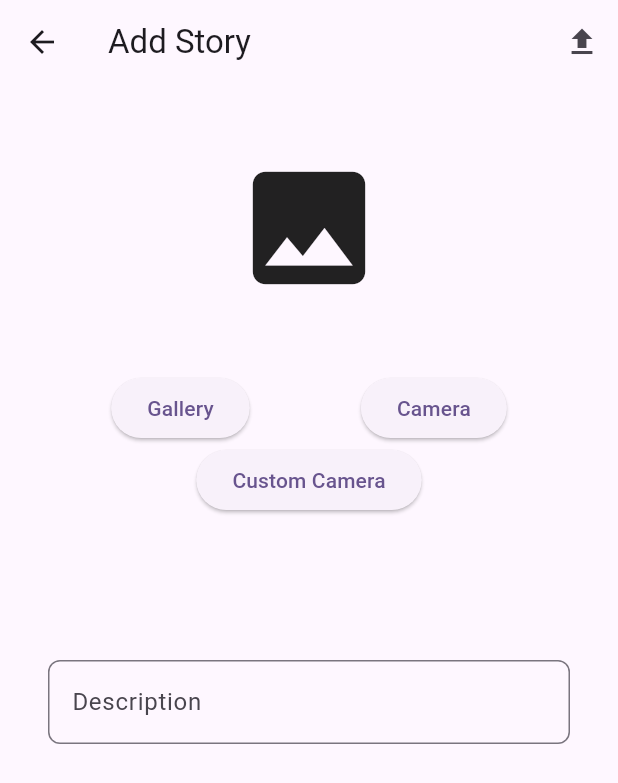
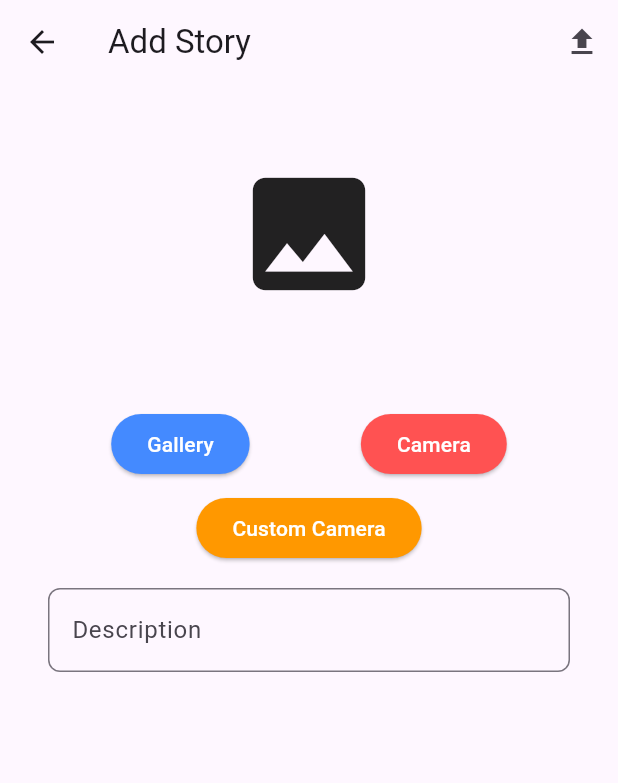
Before and after one commit to fahmiidris007/mobile_story_app, a Flutter app: the AddStoryPage screen opened by its route, on a phone screen of 412 x 824 dp. Shown: the top 783 px of the screen. Run offline on Flutter 3.47's test engine with Material 3 defaults, Android fonts, the phone set to English and light mode, and no system bars; our stand-ins replace camera, go_router, image_picker, shared_preferences; missing offline and left inert: app_settings; accounts and stored records are empty; generated files the repository leaves out were written again; network calls fail.

Commit message:
feat : improvement

```diff
--- a/lib/model/story/detail/story_detail.dart
+++ b/lib/model/story/detail/story_detail.dart
@@ -1,6 +1,7 @@
 import 'dart:convert';
 
-StoryDetail storyDetailFromJson(String str) => StoryDetail.fromJson(json.decode(str));
+StoryDetail storyDetailFromJson(String str) =>
+    StoryDetail.fromJson(json.decode(str));
 
 String storyDetailToJson(StoryDetail data) => json.encode(data.toJson());
 
--- a/lib/model/story/list/story_list.dart
+++ b/lib/model/story/list/story_list.dart
@@ -18,7 +18,8 @@ class StoryList {
   factory StoryList.fromJson(Map<String, dynamic> json) => StoryList(
         error: json["error"],
         message: json["message"],
-    listStory: List<ListStory>.from(json["listStory"].map((x) => ListStory.fromJson(x))),
+        listStory: List<ListStory>.from(
+            json["listStory"].map((x) => ListStory.fromJson(x))),
       );
 
   Map<String, dynamic> toJson() => {
--- a/lib/provider/story_detail_provider.dart
+++ b/lib/provider/story_detail_provider.dart
@@ -4,7 +4,7 @@ import 'package:mobile_story_app/model/story/detail/story_detail.dart';
 
 enum ResultState { loading, noData, hasData, error }
 
-class StoryDetailProvider extends ChangeNotifier{
+class StoryDetailProvider extends ChangeNotifier {
   late final ApiServices apiServices;
   final String id;
 
@@ -15,7 +15,9 @@ class StoryDetailProvider extends ChangeNotifier{
   String _message = '';
 
   String get message => _message;
+
   StoryDetail get result => _storyDetail;
+
   ResultState get state => _state;
 
   Future<dynamic> fetchStoryDetail(String id) async {
--- a/lib/provider/story_list_provider.dart
+++ b/lib/provider/story_list_provider.dart
@@ -4,10 +4,10 @@ import 'package:mobile_story_app/model/story/list/story_list.dart';
 
 enum ResultStateList { loading, noData, hasData, error }
 
-class StoryListProvider extends ChangeNotifier{
+class StoryListProvider extends ChangeNotifier {
   late final ApiServices apiServices;
 
-  StoryListProvider({required this.apiServices}){
+  StoryListProvider({required this.apiServices}) {
     fetchAllStory();
   }
 
@@ -16,7 +16,9 @@ class StoryListProvider extends ChangeNotifier{
   ResultStateList _state = ResultStateList.loading;
 
   String get message => _message;
+
   StoryList get result => _storyList;
+
   ResultStateList get state => _state;
 
   Future<dynamic> fetchAllStory() async {
--- a/lib/screen/home/home_page.dart
+++ b/lib/screen/home/home_page.dart
@@ -1,6 +1,6 @@
 import 'package:flutter/material.dart';
+import 'package:mobile_story_app/screen/Authentication/login/login_page.dart';
 import 'package:mobile_story_app/screen/story/list/list_page.dart';
-import 'package:mobile_story_app/screen/Authentication/login/login_page.dart';
 import 'package:mobile_story_app/utils/session_manager.dart';
 
 class HomePage extends StatelessWidget {
--- a/lib/screen/story/add/add_story_page.dart
+++ b/lib/screen/story/add/add_story_page.dart
@@ -7,7 +7,6 @@ import 'package:go_router/go_router.dart';
 import 'package:image_picker/image_picker.dart';
 import 'package:mobile_story_app/common.dart';
 import 'package:mobile_story_app/provider/add_story_provider.dart';
-import 'package:mobile_story_app/screen/home/home_page.dart';
 import 'package:mobile_story_app/screen/story/add/widget/camera_screen.dart';
 import 'package:provider/provider.dart';
 
@@ -40,11 +39,12 @@ class _AddStoryPageState extends State<AddStoryPage> {
         ],
       ),
       body: SafeArea(
+        child: SingleChildScrollView(
           child: Column(
             crossAxisAlignment: CrossAxisAlignment.stretch,
             children: [
-            Expanded(
-              flex: 1,
+              Container(
+                height: 200,
                 child: context.watch<AddStoryProvider>().imagePath == null
                     ? const Align(
                         alignment: Alignment.center,
@@ -55,9 +55,8 @@ class _AddStoryPageState extends State<AddStoryPage> {
                       )
                     : _showImage(),
               ),
-            Expanded(
-              flex: 1,
-              child: Column(
+              SizedBox(height: 16),
+              Column(
                 children: [
                   Row(
                     crossAxisAlignment: CrossAxisAlignment.center,
@@ -65,24 +64,41 @@ class _AddStoryPageState extends State<AddStoryPage> {
                     children: [
                       ElevatedButton(
                         onPressed: () => _onGalleryView(),
-                        child: Text(AppLocalizations.of(context)!.galleryButton),
+                        style: ElevatedButton.styleFrom(
+                          backgroundColor: Colors.blueAccent,
+                        ),
+                        child: Text(
+                          AppLocalizations.of(context)!.galleryButton,
+                          style: TextStyle(color: Colors.white),
+                        ),
                       ),
                       ElevatedButton(
                         onPressed: () => _onCameraView(),
-                        child: Text(AppLocalizations.of(context)!.cameraButton),
+                        style: ElevatedButton.styleFrom(
+                          backgroundColor: Colors.redAccent,
+                        ),
+                        child: Text(
+                          AppLocalizations.of(context)!.cameraButton,
+                          style: TextStyle(color: Colors.white),
+                        ),
                       ),
                     ],
                   ),
+                  SizedBox(height: 8),
                   ElevatedButton(
                     onPressed: () => _onCustomCameraView(),
-                    child: Text(AppLocalizations.of(context)!.customCameraButton),
+                    style: ElevatedButton.styleFrom(
+                      backgroundColor: Colors.orange,
+                    ),
+                    child: Text(
+                      AppLocalizations.of(context)!.customCameraButton,
+                      style: TextStyle(color: Colors.white),
+                    ),
                   ),
                 ],
               ),
-            ),
-            Expanded(
-              flex: 2,
-              child: Padding(
+              SizedBox(height: 16),
+              Padding(
                 padding: const EdgeInsets.symmetric(horizontal: 32),
                 child: TextFormField(
                   controller: _descController,
@@ -101,8 +117,8 @@ class _AddStoryPageState extends State<AddStoryPage> {
                   },
                 ),
               ),
+            ],
           ),
-          ],
         ),
       ),
     );
--- a/lib/screen/story/detail/detail_page.dart
+++ b/lib/screen/story/detail/detail_page.dart
@@ -25,8 +25,8 @@ class _DetailPageState extends State<DetailPage> {
   Widget build(BuildContext context) {
     return Consumer<StoryDetailProvider>(builder: (context, state, _) {
       return Scaffold(
-        appBar:AppBar(
-          title:  Text(AppLocalizations.of(context)!.detailTitle),
+        appBar: AppBar(
+          title: Text(AppLocalizations.of(context)!.detailTitle),
         ),
         body: _buildBody(state),
       );
@@ -57,7 +57,7 @@ class _DetailPageState extends State<DetailPage> {
                       return CircularProgressIndicator(
                         value: loadingProgress.expectedTotalBytes != null
                             ? loadingProgress.cumulativeBytesLoaded /
-                            loadingProgress.expectedTotalBytes!
+                                loadingProgress.expectedTotalBytes!
                             : null,
                       );
                     },
--- a/lib/screen/story/list/list_page.dart
+++ b/lib/screen/story/list/list_page.dart
@@ -4,8 +4,6 @@ import 'package:go_router/go_router.dart';
 import 'package:mobile_story_app/common.dart';
 import 'package:mobile_story_app/provider/authentication_provider.dart';
 import 'package:mobile_story_app/provider/story_list_provider.dart';
-import 'package:mobile_story_app/screen/home/home_page.dart';
-import 'package:mobile_story_app/screen/story/add/add_story_page.dart';
 import 'package:mobile_story_app/screen/story/list/widget/card_story.dart';
 import 'package:provider/provider.dart';
 
@@ -17,8 +15,6 @@ class ListPage extends StatefulWidget {
 }
 
 class _ListPageState extends State<ListPage> {
-
-
   @override
   void initState() {
     super.initState();
@@ -66,7 +62,7 @@ class _ListPageState extends State<ListPage> {
               ),
             );
           } else {
-            return  Center(child: Text(AppLocalizations.of(context)!.errorList));
+            return Center(child: Text(AppLocalizations.of(context)!.errorList));
           }
         },
       ),
--- a/lib/screen/story/list/widget/card_story.dart
+++ b/lib/screen/story/list/widget/card_story.dart
@@ -1,7 +1,6 @@
 import 'package:flutter/material.dart';
 import 'package:go_router/go_router.dart';
 import 'package:mobile_story_app/model/story/list/story_list.dart';
-import 'package:mobile_story_app/screen/story/detail/detail_page.dart';
 import 'package:mobile_story_app/screen/story/list/widget/image_builder.dart';
 
 class CardStory extends StatelessWidget {
@@ -15,12 +14,12 @@ class CardStory extends StatelessWidget {
       color: Colors.transparent,
       child: ListTile(
         contentPadding:
-        const EdgeInsets.symmetric(horizontal: 16.0, vertical: 8.0),
+            const EdgeInsets.symmetric(horizontal: 16.0, vertical: 8.0),
         leading: ImageBuilder(listStory: listStory),
         title: Text(listStory.name),
         subtitle: Text(listStory.description),
         onTap: () {
-          context.goNamed('detail',pathParameters: {'id': listStory.id});
+          context.goNamed('detail', pathParameters: {'id': listStory.id});
         },
       ),
     );
--- a/lib/screen/story/list/widget/image_builder.dart
+++ b/lib/screen/story/list/widget/image_builder.dart
@@ -1,4 +1,3 @@
-
 import 'package:flutter/material.dart';
 import 'package:mobile_story_app/model/story/list/story_list.dart';
 
@@ -26,7 +25,7 @@ class ImageBuilder extends StatelessWidget {
           return CircularProgressIndicator(
             value: loadingProgress.expectedTotalBytes != null
                 ? loadingProgress.cumulativeBytesLoaded /
-                loadingProgress.expectedTotalBytes!
+                    loadingProgress.expectedTotalBytes!
                 : null,
           );
         },
--- a/lib/utils/router.dart
+++ b/lib/utils/router.dart
@@ -24,7 +24,7 @@ final GoRouter router = GoRouter(
         path: '/',
         name: 'home',
         builder: (context, state) => HomePage(),
-      routes:[
+        routes: [
           GoRoute(
             path: 'list',
             name: 'list',
@@ -43,8 +43,7 @@ final GoRouter router = GoRouter(
             name: 'add',
             builder: (context, state) => const AddStoryPage(),
           ),
-      ]
-    ),
+        ]),
   ],
   errorPageBuilder: (context, state) {
     return MaterialPage(
```
Also changed, not shown: lib/provider/add_story_provider.dart (+5 -3 lines), lib/provider/authentication_provider.dart (+12 -1 lines), lib/screen/authentication/login/login_page.dart (+26 -11 lines), lib/screen/authentication/register/register_page.dart (+18 -8 lines), lib/model/authentication/login/login.dart (indentation only), lib/model/authentication/register/register.dart (indentation only), lib/model/story/add/add_story.dart (indentation only), lib/utils/session_manager.dart (line endings or trailing spaces). Lines whose indentation alone changed are shown as unchanged.
